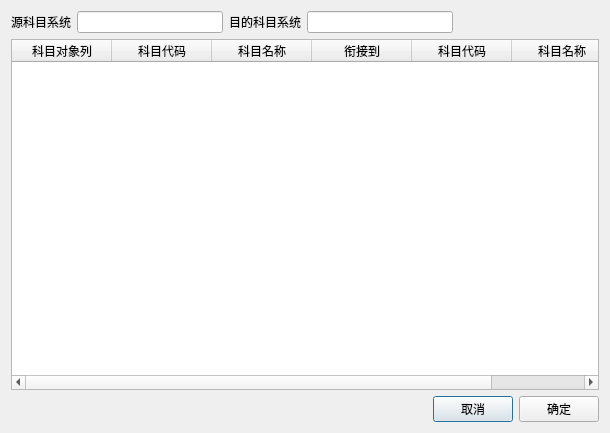
Before: the Qt Designer form forms/subsysjoincfgform.ui in wangkungit5905/PzAssistant, drawn with Qt 5.
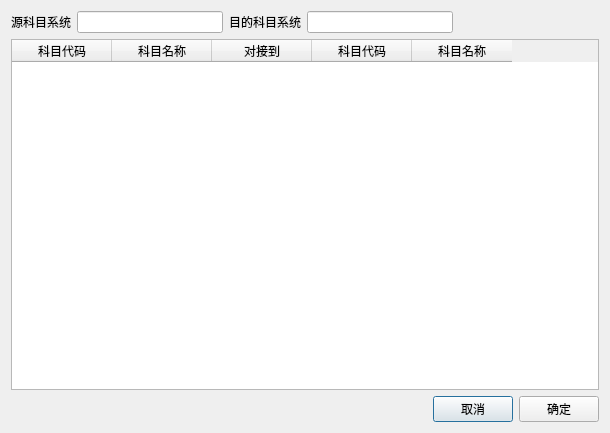
After: the same form once the commit is applied.

Commit message:
实现新的科目系统保存机制
1、用一个一级科目id表连接若干个一级科目表的方法来实现科目系统的保存。
科目系统的切换涉及到科目的对应关系，因此将科目系统的衔接配置信息放置在基本库对应表中，
并在账户文件中放置二级科目衔接配额信息
2、实现余额一致性检测功能及其如何启用的控制策略。
	一致性检测的代码被放置在StatUtil类中，在读取期初余额与保存期末余额时执行。
3、修改了AppConfig类，将多个原先使用全局变量机制实现的有关对应用行为进行控制的配置变量，移植入该类内部
4、修复sql工具在没有打开账户时闪退，但此时只能打开基本库的连接。
5、因实现不完善，故暂时不提供二级科目的合并功能。
6、提供从当前账户中导出常用科目到基本库的工具。
7、在账户升级的1.3版升级方法中，针对一级科目表的更新对部分代码进行了调整。
8、调整BusiUtil类的有关方法，针对一级科目表的更新对部分代码进行了调整。
9、由于科目系统保存机制的调整，故暂缓提供帐套升级服务。

What changed in the file:
```diff
--- a/forms/subsysjoincfgform.ui
+++ b/forms/subsysjoincfgform.ui
@@ -56,11 +56,6 @@
      <property name="selectionBehavior">
       <enum>QAbstractItemView::SelectRows</enum>
      </property>
-     <column>
-      <property name="text">
-       <string>科目对象列</string>
-      </property>
-     </column>
      <column>
       <property name="text">
        <string>科目代码</string>
@@ -73,7 +68,7 @@
      </column>
      <column>
       <property name="text">
-       <string>衔接到</string>
+       <string>对接到</string>
       </property>
      </column>
      <column>
```
The commit also changes 36 other files.
